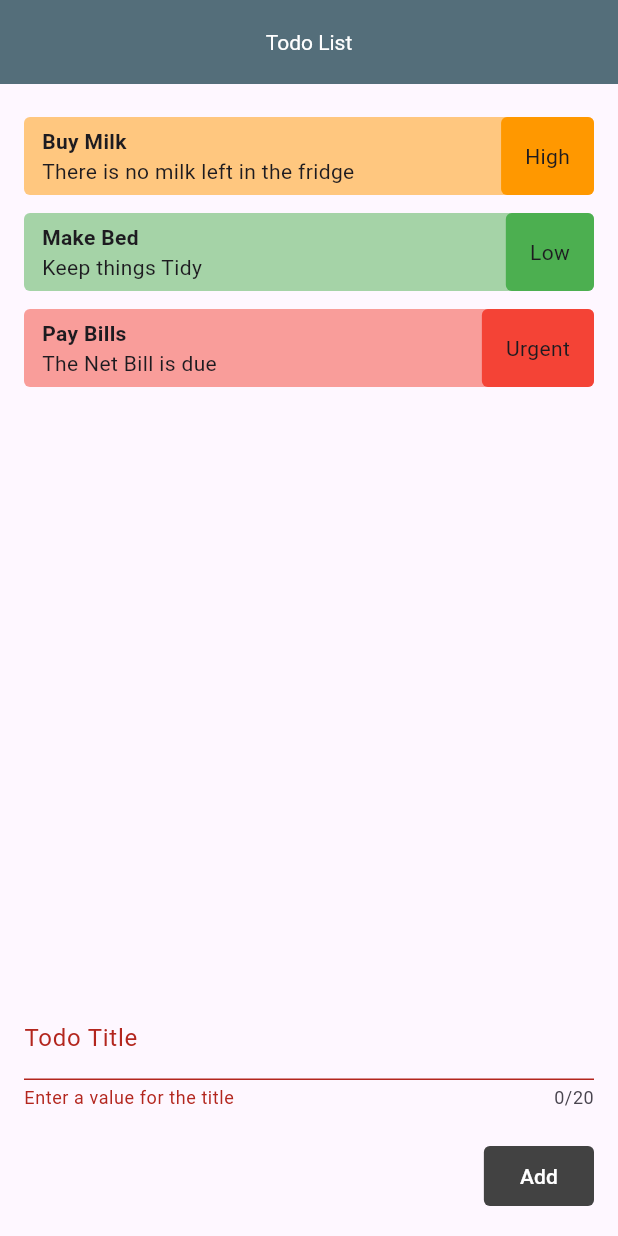
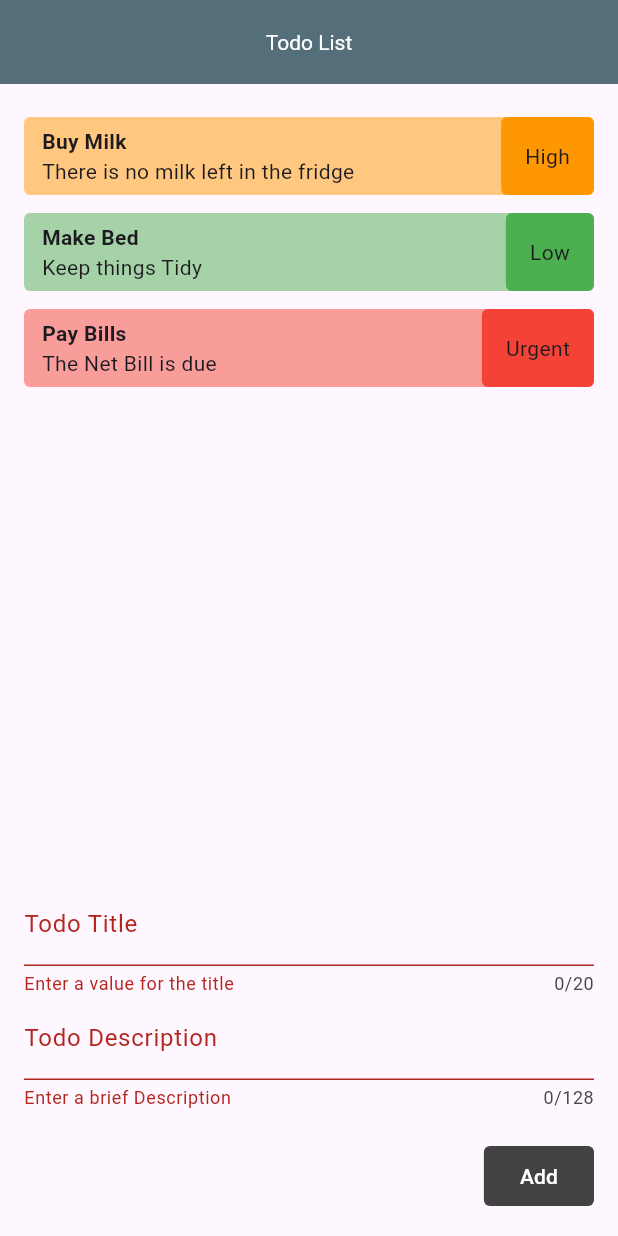
Before and after one commit to kahoragachau/flutter_todo_list, a Flutter app: the screen it shows after launch, after a tap on "Add", on a phone screen of 412 x 824 dp. Run offline on Flutter 3.47's test engine with Material 3 defaults, Android fonts, the phone set to English and light mode, and no system bars.

Commit message:
feat: Add Description Form field

```diff
--- a/lib/home.dart
+++ b/lib/home.dart
@@ -70,6 +70,19 @@ class _HomeState extends State<Home> {
                     },
                   ),
 
+                  // Description Text
+                  TextFormField(
+                    maxLength: 128,
+                    decoration: const InputDecoration(
+                      label: Text("Todo Description")
+                    ),
+                    validator: (value){
+                      if (value == null || value.isEmpty) {
+                        return "Enter a brief Description";
+                      }
+                    },
+                  ),
+
                   // Submit Button
                   const SizedBox(height: 20,),
                   FilledButton(
```
